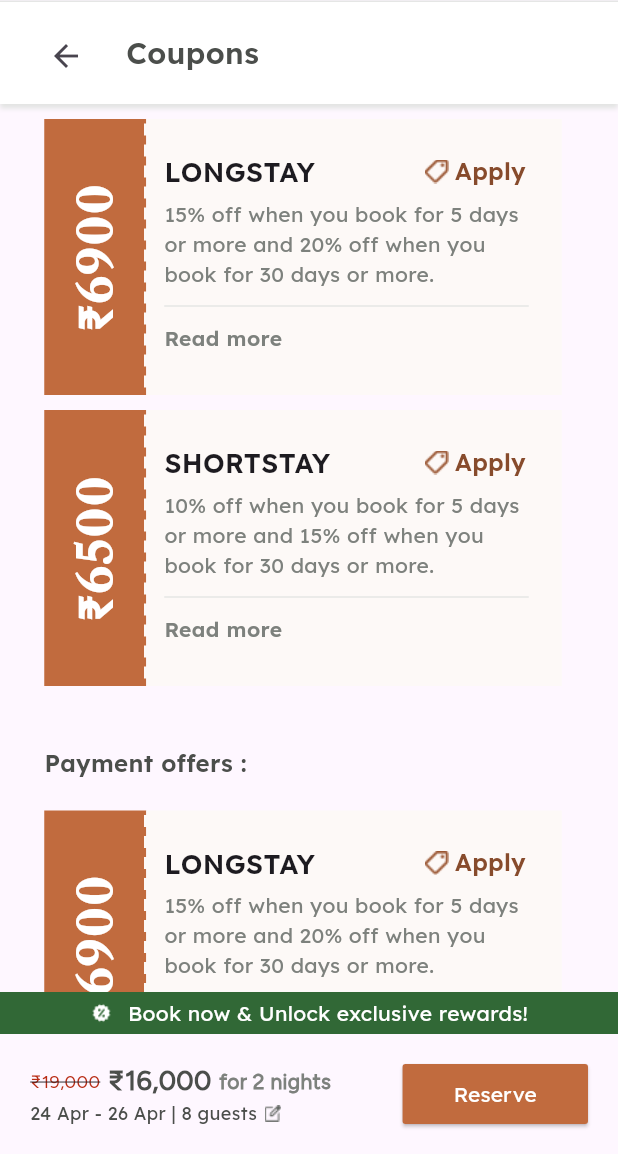
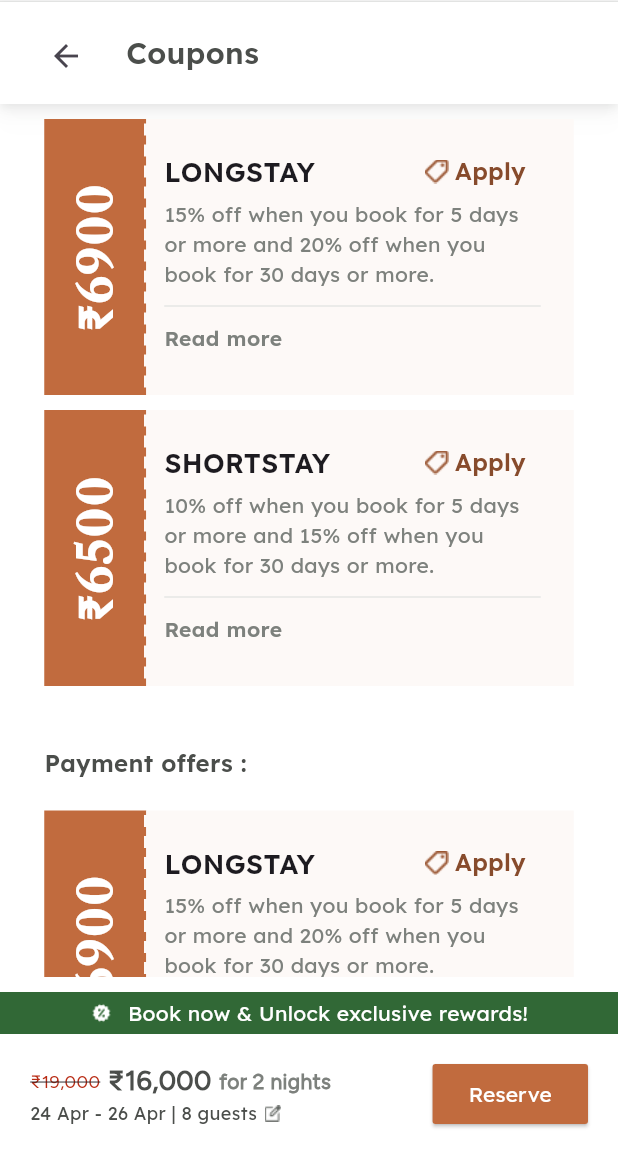
Before and after one commit to siljodenny-career/spacez-ui-sourcecode, a Flutter app: the screen it shows after launch, after a tap on "Coupons", on a phone screen of 412 x 824 dp, the part 82-1236 px from its top. Run offline on Flutter 3.47's test engine with Material 3 defaults, Android fonts, the phone set to English and light mode, and no system bars; Roboto replaces fonts that are missing (medium).

Commit message:
updated code

```diff
--- a/lib/main.dart
+++ b/lib/main.dart
@@ -14,6 +14,7 @@ class MyApp extends StatelessWidget {
       title: 'SpaceZUI',
       debugShowCheckedModeBanner: false,
       theme: ThemeData(
+        scaffoldBackgroundColor: Colors.white
       ),
       home: Homescreen(),
     );
--- a/lib/presentation/bloc/coupon_bloc/coupon_bloc.dart
+++ /dev/null
@@ -1,13 +0,0 @@
-import 'package:bloc/bloc.dart';
-import 'package:meta/meta.dart';
-
-part 'coupon_event.dart';
-part 'coupon_state.dart';
-
-class CouponBloc extends Bloc<CouponEvent, CouponState> {
-  CouponBloc() : super(CouponInitial()) {
-    on<CouponEvent>((event, emit) {
-      // TODO: implement event handler
-    });
-  }
-}
--- a/lib/presentation/bloc/coupon_bloc/coupon_event.dart
+++ /dev/null
@@ -1,4 +0,0 @@
-part of 'coupon_bloc.dart';
-
-@immutable
-sealed class CouponEvent {}
--- a/lib/presentation/bloc/coupon_bloc/coupon_state.dart
+++ /dev/null
@@ -1,6 +0,0 @@
-part of 'coupon_bloc.dart';
-
-@immutable
-sealed class CouponState {}
-
-final class CouponInitial extends CouponState {}
--- a/lib/presentation/screens/coupons/coupons_screen.dart
+++ b/lib/presentation/screens/coupons/coupons_screen.dart
@@ -20,6 +20,7 @@ class CouponsScreen extends StatelessWidget {
               CouponHeader(),
               SizedBox(height: 10),
               CouponsList(),
+              SizedBox(height: 10),
               Footer(),
             ],
           ),
--- a/lib/presentation/widgets/coupon_header.dart
+++ b/lib/presentation/widgets/coupon_header.dart
@@ -13,12 +13,20 @@ class CouponHeader extends StatelessWidget {
         color: Colors.white,
         boxShadow: [
           BoxShadow(
-
-            color: Color.fromARGB(255, 226, 228, 226), // Shadow color
-            spreadRadius: 0, // How wide the shadow spreads
-            blurRadius: 2, // How soft the shadow looks
-            offset: Offset(0, 3), // 👈 X=0 (no side), Y=4 (shadow below)
-          ),
+        color: const Color.fromRGBO(75, 78, 75, 0.01),
+        offset: const Offset(0, 17), // x=0, y=17 (bottom direction)
+        blurRadius: 10,
+      ),
+      BoxShadow(
+        color: const Color.fromRGBO(75, 78, 75, 0.05),
+        offset: const Offset(0, 7),
+        blurRadius: 7,
+      ),
+      BoxShadow(
+        color: const Color.fromRGBO(75, 78, 75, 0.09),
+        offset: const Offset(0, 2),
+        blurRadius: 4,
+      ),
         ],
       ),
       child: SizedBox(
--- a/lib/presentation/widgets/couponcard.dart
+++ b/lib/presentation/widgets/couponcard.dart
@@ -24,7 +24,7 @@ class _CouponcardState extends State<Couponcard> {
     return Padding(
       padding: const EdgeInsets.only(left: 20, right: 20),
       child: SizedBox(
-        width: double.infinity,
+        width: MediaQuery.of(context).size.width,
 
         child: Row(
           children: [
@@ -54,10 +54,11 @@ class _CouponcardState extends State<Couponcard> {
               ),
             ),
 
-            CustomPaint(
+            Expanded(
+              child: CustomPaint(
                 painter: LeftDashedBorderPainter(),
                 child: Container(
-                width: 277,
+
                   height: 184,
 
                   decoration: BoxDecoration(color: Color(0XFFFDF9F7)),
@@ -162,6 +163,7 @@ class _CouponcardState extends State<Couponcard> {
                   ),
                 ),
               ),
+            ),
           ],
         ),
       ),
--- a/lib/presentation/widgets/footer.dart
+++ b/lib/presentation/widgets/footer.dart
@@ -45,7 +45,9 @@ class Footer extends StatelessWidget {
             child: Row(
               mainAxisAlignment: MainAxisAlignment.spaceBetween,
               children: [
-                Row(
+                Expanded(
+
+                  child: Row(
                     children: [
                       Column(
                         crossAxisAlignment: CrossAxisAlignment.start,
@@ -108,6 +110,7 @@ class Footer extends StatelessWidget {
                       ),
                     ],
                   ),
+                ),
                 ElevatedButton(
                   onPressed: () {
                     Navigator.push(
@@ -125,11 +128,6 @@ class Footer extends StatelessWidget {
                       borderRadius: BorderRadiusGeometry.circular(2),
                     ),
                   ),
-                  child: Padding(
-                    padding: const EdgeInsets.symmetric(
-                      vertical: 8.0,
-                      horizontal: 10.0,
-                    ),
                   child: Text(
                     "Reserve",
                     style: TextStyle(
@@ -137,7 +135,6 @@ class Footer extends StatelessWidget {
                       fontWeight: FontWeight.w300,
                       fontFamily: "semibold",
                       color: Color(0XFFFFFFFF),
-                      ),
                     ),
                   ),
                 ),
```
Lines whose indentation alone changed are shown as unchanged.
